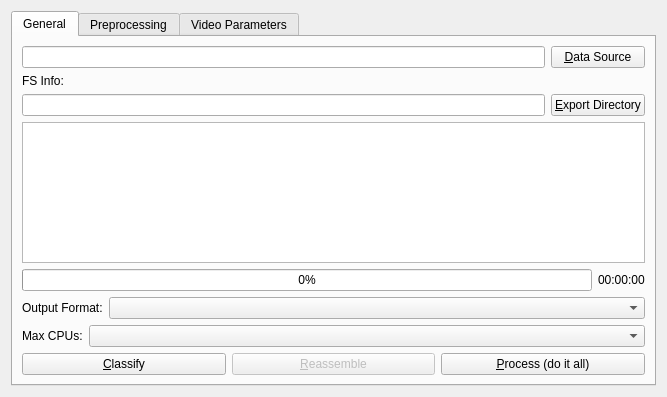
The window that gui/file_carving_ui.ui (rpoisel/mmc) describes before a commit, drawn with Qt 5.
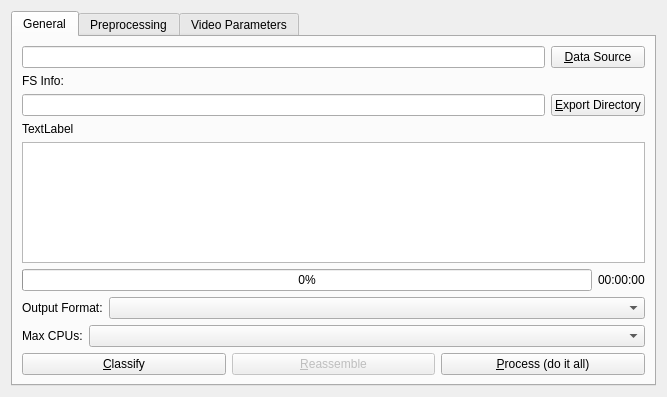
The same window after the commit.

Commit message: directory creation included in GUI

Diff of the .ui file:
```diff
--- a/gui/file_carving_ui.ui
+++ b/gui/file_carving_ui.ui
@@ -73,6 +73,13 @@
            </property>
           </widget>
          </item>
+         <item row="4" column="0">
+          <widget class="QLabel" name="outputDirInfo">
+           <property name="text">
+            <string>TextLabel</string>
+           </property>
+          </widget>
+         </item>
         </layout>
        </item>
        <item>
```
Left out of the diff: 10 changed lines with no effect on the pictures. The commit also changes 2 other files.
